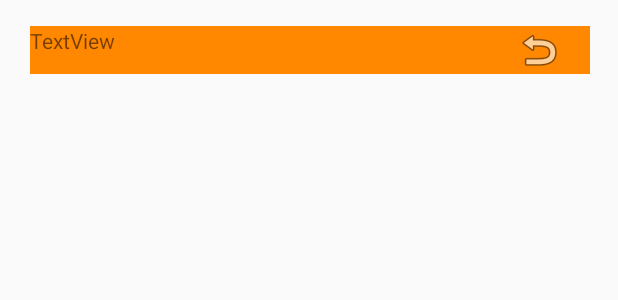
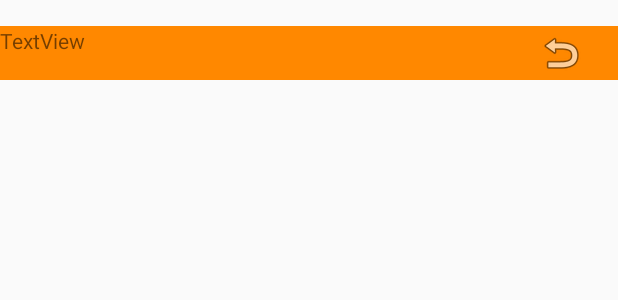
Before and after one commit to FJB16G/X16G_C, an Android app: the layout navi.xml on its own in the app's theme, with its tools: preview values and no code run, on a phone screen of 412 x 824 dp. Shown: the top 300 px of the screen. Run offline under Robolectric (Android 15) with nearby library versions, the phone set to English and light mode, and no system bars.

Commit message:
Revert "no message"
This reverts commit bef0f7151635e6f66b084b19ad3a8ba54fff900a.

```diff
--- a/app/src/main/res/layout/navi.xml
+++ b/app/src/main/res/layout/navi.xml
@@ -7,7 +7,7 @@
 
     <LinearLayout
         android:layout_width="match_parent"
-        android:layout_height="wrap_content"
+        android:layout_height="53dp"
         android:orientation="vertical">
 
         <Space
@@ -15,64 +15,45 @@
             android:layout_height="17dp"
             android:layout_weight="0" />
 
-        <LinearLayout
-            android:layout_width="match_parent"
-            android:layout_height="match_parent"
-            android:layout_weight="0"
-            android:orientation="horizontal">
-
-            <Space
-                android:layout_width="match_parent"
-                android:layout_height="match_parent"
-                android:layout_weight="100" />
-
         <FrameLayout
             android:layout_width="match_parent"
             android:layout_height="match_parent"
-                android:layout_weight="10">
+            android:layout_weight="0">
 
             <ImageView
                 android:id="@+id/imageView3"
                 android:layout_width="match_parent"
-                    android:layout_height="match_parent"
+                android:layout_height="53dp"
                 android:layout_weight="1"
                 app:srcCompat="@android:color/holo_orange_dark" />
 
             <LinearLayout
                 android:layout_width="match_parent"
                 android:layout_height="match_parent"
+                android:layout_weight="0"
+                android:gravity="right"
                 android:orientation="horizontal">
 
                 <TextView
                     android:id="@+id/textView11"
-                        android:layout_width="wrap_content"
+                    android:layout_width="327dp"
                     android:layout_height="match_parent"
-                        android:layout_weight="7"
+                    android:layout_weight="1"
                     android:text="TextView" />
 
-                    <ImageView
-                        android:id="@+id/imageView"
-                        android:layout_width="wrap_content"
+                <ImageButton
+                    android:id="@+id/imageButton"
+                    android:layout_width="68dp"
                     android:layout_height="match_parent"
                     android:layout_weight="1"
+                    android:adjustViewBounds="false"
+                    android:background="@android:color/holo_orange_dark"
+                    android:cropToPadding="false"
                     app:srcCompat="@android:drawable/ic_menu_revert" />
             </LinearLayout>
 
         </FrameLayout>
 
-            <Space
-                android:layout_width="match_parent"
-                android:layout_height="match_parent"
-                android:layout_weight="100" />
-
     </LinearLayout>
 
-    </LinearLayout>
-
-    <View
-        android:id="@+id/view"
-        android:layout_width="match_parent"
-        android:layout_height="wrap_content"
-        android:layout_weight="0" />
-
 </FrameLayout>
```
Lines whose indentation alone changed are shown as unchanged.
